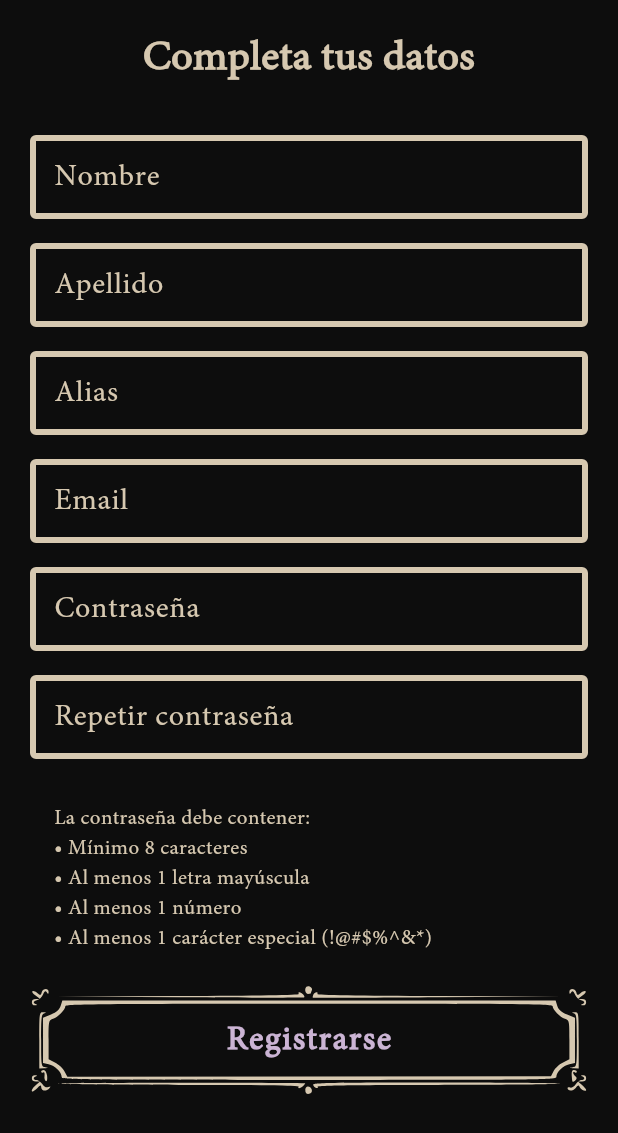
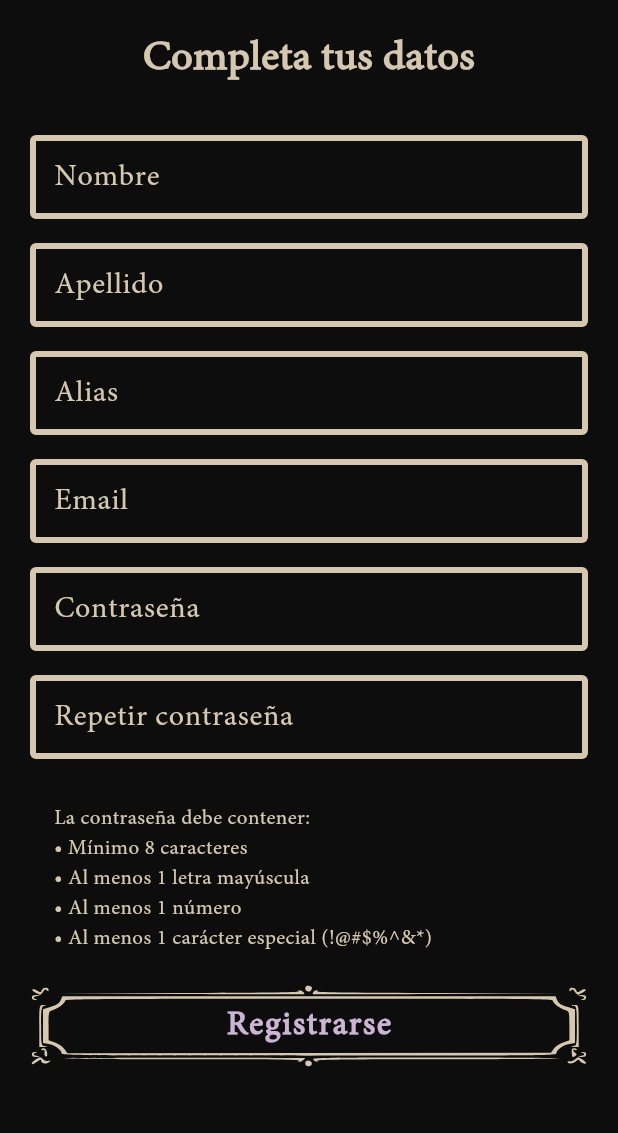
Before and after one commit to LilAguh/TournamentApp, a Flutter app: the RegisterEmailScreen screen opened by its route, on a phone screen of 412 x 824 dp. Shown: the top 1133 px of the screen. Run offline on Flutter 3.47's test engine with Material 3 defaults, Android fonts, the phone set to English and light mode, and no system bars; our stand-ins replace dartz, dio, flutter_bloc, flutter_svg, geocoding, geolocator and 3 more; missing offline and left inert: ip_country_lookup; accounts and stored records are empty.

Commit message:
se cambia el tamaño de los botones

```diff
--- a/lib/common/widgets/gothic_button.dart
+++ b/lib/common/widgets/gothic_button.dart
@@ -3,7 +3,7 @@ import 'package:flutter_svg/flutter_svg.dart';
 
 class GothicButton extends StatefulWidget {
   final String text;
-  final VoidCallback onPressed;
+  final VoidCallback? onPressed;
   final double width;
   final double height;
   final IconData? icon;
@@ -13,7 +13,7 @@ class GothicButton extends StatefulWidget {
     required this.text,
     required this.onPressed,
     this.width = double.infinity,
-    this.height = 75,
+    this.height = 56,
     this.icon,
   });
 
@@ -45,7 +45,7 @@ class _GothicButtonState extends State<GothicButton> {
       onTapDown: _handleTapDown,
       onTapUp: _handleTapUp,
       onTapCancel: _handleTapCancel,
-      onTap: widget.onPressed,
+      onTap: widget.onPressed != null ? widget.onPressed : null,
       child: SizedBox(
         width: widget.width,
         height: widget.height,
@@ -66,8 +66,8 @@ class _GothicButtonState extends State<GothicButton> {
             ),
             // Fondo + contenido del botón
             Container(
-              width: widget.width - 10,
-              height: widget.height - 10,
+              width: widget.width,
+              height: widget.height,
               color: const Color.fromARGB(0, 30, 30, 30),
               alignment: Alignment.center,
               child: Row(
```
